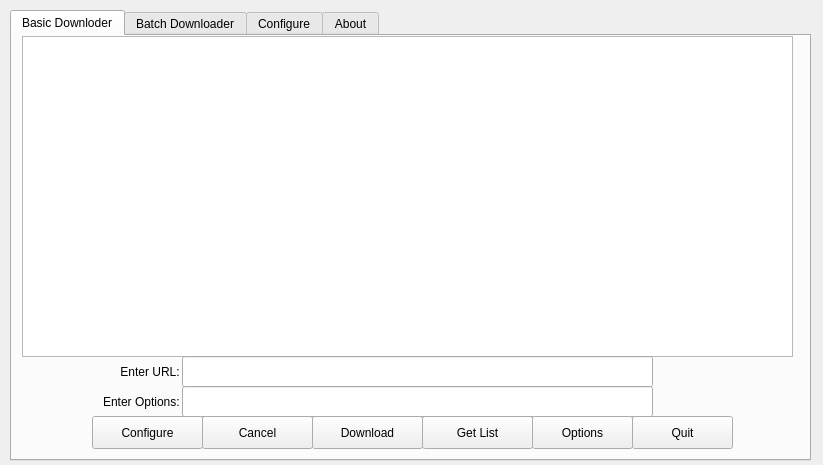
Qt form src/mainwindow.ui (mhogomchungu/media-downloader) before a commit.
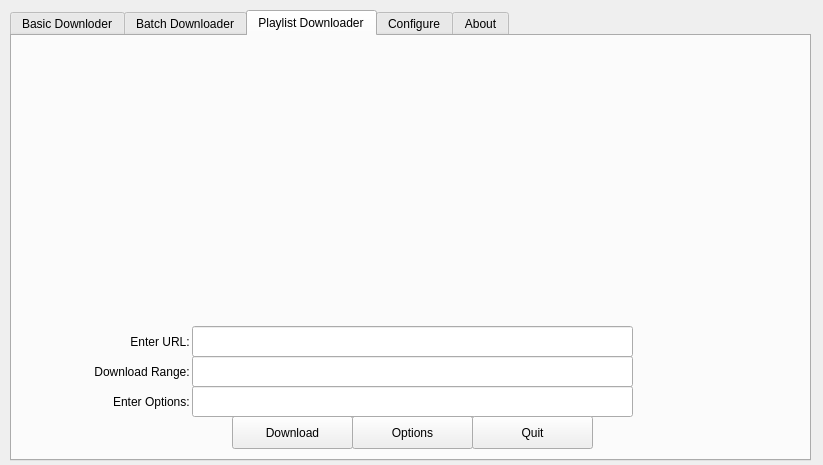
The same form after that commit. The open tabs and pages were chosen to show the change.

Commit message: add playlist downloader + other changes and improvements

Patch:
```diff
--- a/src/mainwindow.ui
+++ b/src/mainwindow.ui
@@ -458,6 +458,137 @@
       </widget>
      </widget>
     </widget>
+    <widget class="QWidget" name="tab_4">
+     <attribute name="title">
+      <string>Playlist Downloader</string>
+     </attribute>
+     <widget class="QPushButton" name="pbPLOptions">
+      <property name="geometry">
+       <rect>
+        <x>340</x>
+        <y>380</y>
+        <width>121</width>
+        <height>33</height>
+       </rect>
+      </property>
+      <property name="text">
+       <string>Options</string>
+      </property>
+     </widget>
+     <widget class="QLabel" name="labelPLEnterUrlRange">
+      <property name="geometry">
+       <rect>
+        <x>30</x>
+        <y>320</y>
+        <width>151</width>
+        <height>31</height>
+       </rect>
+      </property>
+      <property name="text">
+       <string>Download Range: </string>
+      </property>
+      <property name="alignment">
+       <set>Qt::AlignRight|Qt::AlignTrailing|Qt::AlignVCenter</set>
+      </property>
+      <property name="wordWrap">
+       <bool>true</bool>
+      </property>
+     </widget>
+     <widget class="QPushButton" name="pbPLDownload">
+      <property name="geometry">
+       <rect>
+        <x>220</x>
+        <y>380</y>
+        <width>121</width>
+        <height>33</height>
+       </rect>
+      </property>
+      <property name="text">
+       <string>Download</string>
+      </property>
+     </widget>
+     <widget class="QLineEdit" name="lineEditPLDownloadRange">
+      <property name="geometry">
+       <rect>
+        <x>180</x>
+        <y>320</y>
+        <width>441</width>
+        <height>31</height>
+       </rect>
+      </property>
+     </widget>
+     <widget class="QLabel" name="labelPLEnterOptions">
+      <property name="geometry">
+       <rect>
+        <x>30</x>
+        <y>350</y>
+        <width>151</width>
+        <height>31</height>
+       </rect>
+      </property>
+      <property name="text">
+       <string>Enter Options: </string>
+      </property>
+      <property name="alignment">
+       <set>Qt::AlignRight|Qt::AlignTrailing|Qt::AlignVCenter</set>
+      </property>
+      <property name="wordWrap">
+       <bool>true</bool>
+      </property>
+     </widget>
+     <widget class="QLineEdit" name="lineEditPLUrlOptions">
+      <property name="geometry">
+       <rect>
+        <x>180</x>
+        <y>350</y>
+        <width>441</width>
+        <height>31</height>
+       </rect>
+      </property>
+     </widget>
+     <widget class="QPushButton" name="pbPLQuit">
+      <property name="geometry">
+       <rect>
+        <x>460</x>
+        <y>380</y>
+        <width>121</width>
+        <height>33</height>
+       </rect>
+      </property>
+      <property name="text">
+       <string>Quit</string>
+      </property>
+     </widget>
+     <widget class="QLabel" name="labelPLEnterUrl">
+      <property name="geometry">
+       <rect>
+        <x>30</x>
+        <y>290</y>
+        <width>151</width>
+        <height>31</height>
+       </rect>
+      </property>
+      <property name="text">
+       <string>Enter URL: </string>
+      </property>
+      <property name="alignment">
+       <set>Qt::AlignRight|Qt::AlignTrailing|Qt::AlignVCenter</set>
+      </property>
+      <property name="wordWrap">
+       <bool>true</bool>
+      </property>
+     </widget>
+     <widget class="QLineEdit" name="lineEditPLUrl">
+      <property name="geometry">
+       <rect>
+        <x>180</x>
+        <y>290</y>
+        <width>441</width>
+        <height>31</height>
+       </rect>
+      </property>
+     </widget>
+    </widget>
     <widget class="QWidget" name="tab_3">
      <attribute name="title">
       <string>Configure</string>
```
Left out of the diff: 4 changed lines with no effect on the pictures. The commit also changes 9 other files.
